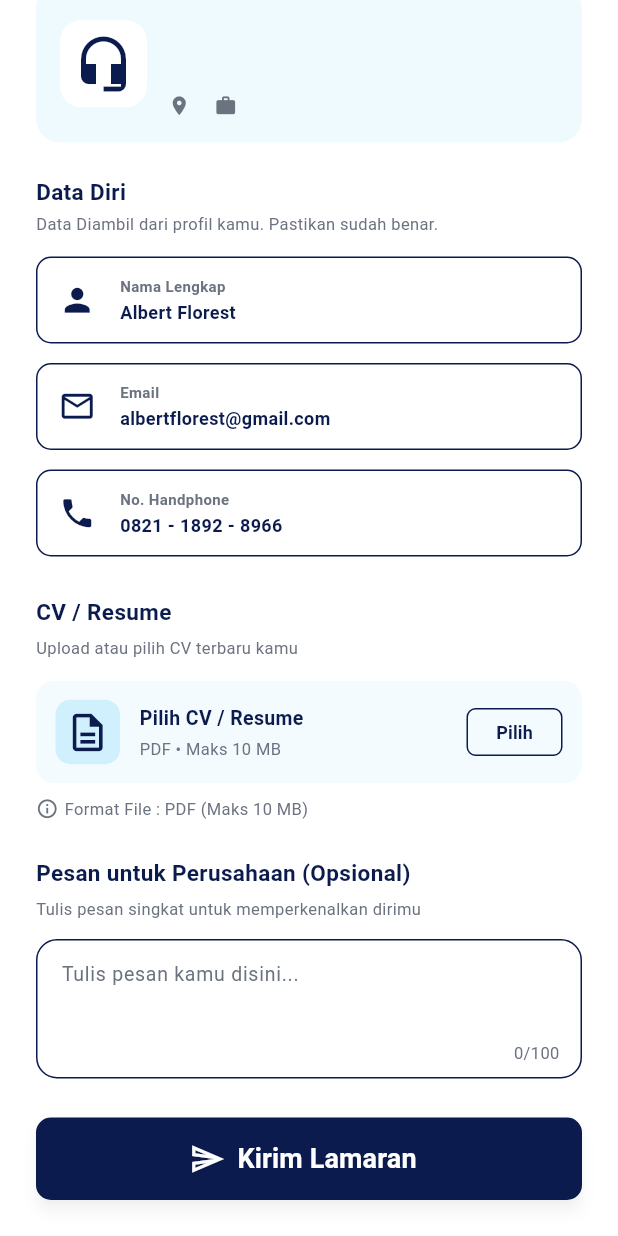
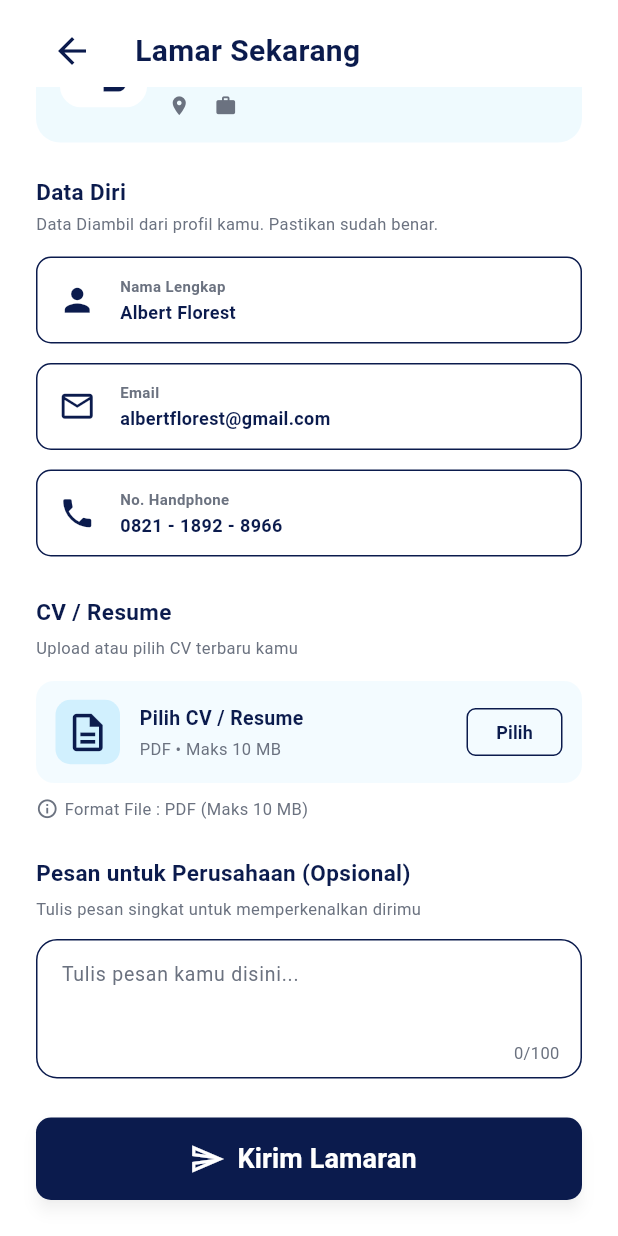
Before and after one commit to alatteee/proyek4-aplikasi-pencarian-kerja-disabilitas, a Flutter app: the ApplyJobPage screen opened directly with empty values, scrolled down 90 dp, on a phone screen of 412 x 824 dp. Run offline on Flutter 3.47's test engine with Material 3 defaults, Android fonts, the phone set to English and light mode, and no system bars; our stand-ins replace file_picker, flutter_dotenv, lottie; missing offline and left inert: mongo_dart.

Commit message:
fix(ui): memperbaiki posisi header pada halaman detail, lamaran, dan apply job

```diff
--- a/mobile_app/lib/features/apply_job/apply_job_page.dart
+++ b/mobile_app/lib/features/apply_job/apply_job_page.dart
@@ -268,16 +268,22 @@ class _ApplyJobPageState extends State<ApplyJobPage> {
     return Scaffold(
       backgroundColor: Colors.white,
       body: SafeArea(
-        child: SingleChildScrollView(
-          padding: const EdgeInsets.fromLTRB(24, 10, 24, 24),
         child: Column(
           crossAxisAlignment: CrossAxisAlignment.start,
           children: [
-              _Header(
+            Padding(
+              padding: const EdgeInsets.fromLTRB(24, 10, 24, 0),
+              child: _Header(
                 title: 'Lamar Sekarang',
                 onBack: () => Navigator.pop(context),
               ),
-              const SizedBox(height: 22),
+            ),
+            Expanded(
+              child: SingleChildScrollView(
+                padding: const EdgeInsets.fromLTRB(24, 22, 24, 24),
+                child: Column(
+                  crossAxisAlignment: CrossAxisAlignment.start,
+                  children: [
                     _JobSummaryCard(
                 title: _jobTitle,
                 company: _companyName,
@@ -410,6 +416,9 @@ class _ApplyJobPageState extends State<ApplyJobPage> {
               ),
                   ],
                 ),
+              ),
+            ),
+          ],
         ),
       ),
     );
```
Also changed, not shown: mobile_app/lib/features/applications/applications_page.dart (+20 -7 lines), mobile_app/lib/features/job_detail/job_detail_page.dart (+33 -21 lines). Lines whose indentation alone changed are shown as unchanged.
